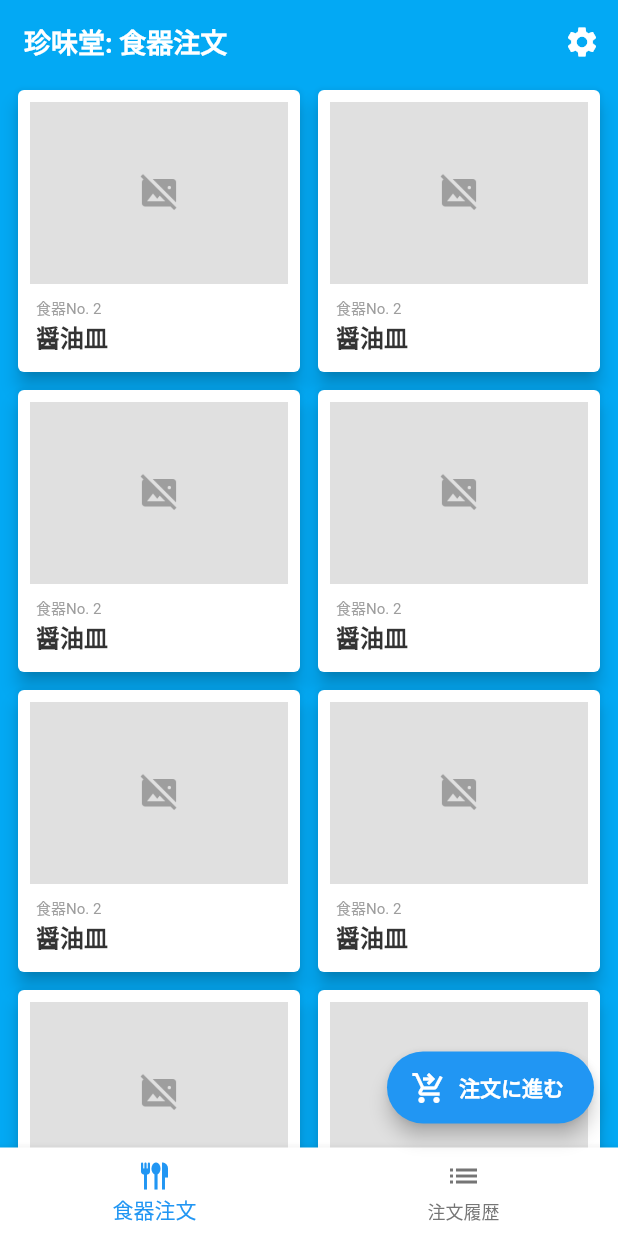
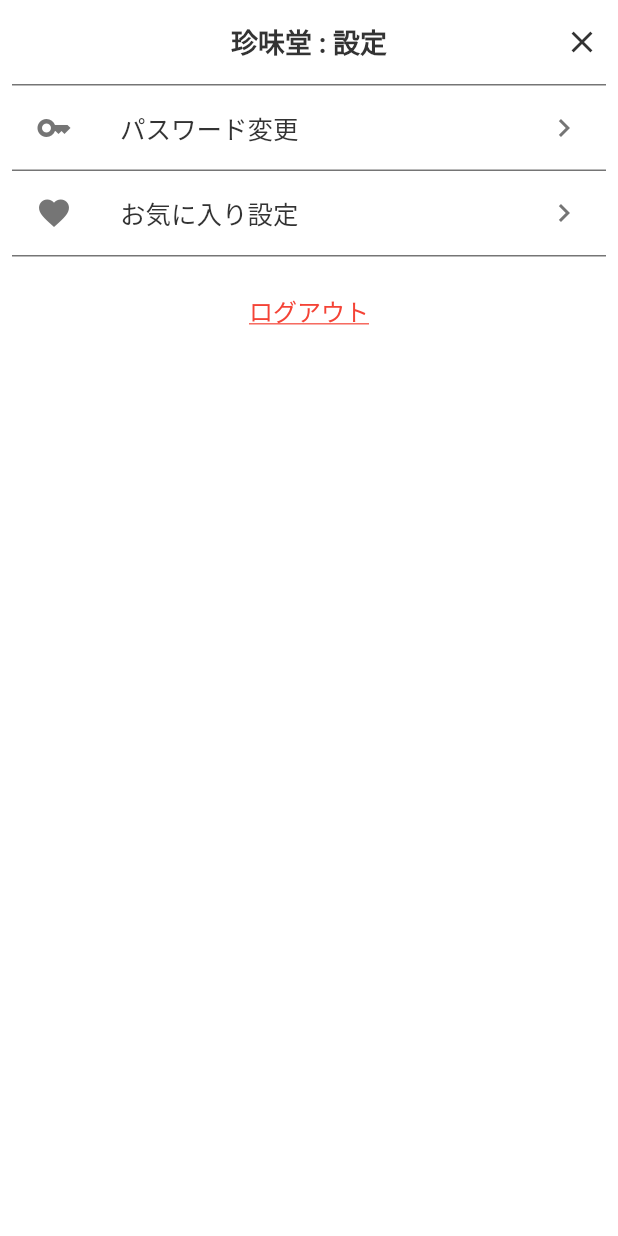
Before and after one commit to agora-creation/hirome_rental_shop_app, a Flutter app: the screen it shows after launch, after a tap on the "settings" icon, on a phone screen of 412 x 824 dp. Run offline on Flutter 3.47's test engine with Material 2 defaults, Android fonts, the light colour scheme and no system bars; our stand-ins replace modal_bottom_sheet, shared_preferences; Roboto replaces fonts that are missing (SourceHanSansJP-Bold, SourceHanSansJP-Regular).

Commit message:
20230706 commit

```diff
--- a/lib/screens/home.dart
+++ b/lib/screens/home.dart
@@ -1,6 +1,8 @@
 import 'package:flutter/material.dart';
+import 'package:hirome_rental_shop_app/common/functions.dart';
 import 'package:hirome_rental_shop_app/screens/history.dart';
 import 'package:hirome_rental_shop_app/screens/order.dart';
+import 'package:hirome_rental_shop_app/screens/settings.dart';
 
 class HomeScreen extends StatefulWidget {
   const HomeScreen({super.key});
@@ -19,20 +21,25 @@ class _HomeScreenState extends State<HomeScreen> {
     return Scaffold(
       appBar: AppBar(
         automaticallyImplyLeading: false,
-        title: Text('珍味堂: ${bodyTitle[currentIndex]}'),
+        title: Text('珍味堂 : ${bodyTitle[currentIndex]}'),
         actions: [
           IconButton(
-            onPressed: () {},
+            onPressed: () => showBottomUpScreen(
+              context,
+              const SettingsScreen(),
+            ),
             icon: const Icon(Icons.settings),
           ),
         ],
       ),
       body: body[currentIndex],
-      floatingActionButton: FloatingActionButton.extended(
-        onPressed: () {},
-        label: const Text('注文に進む'),
-        icon: const Icon(Icons.shopping_cart_checkout),
-      ),
+      floatingActionButton: currentIndex == 0
+          ? FloatingActionButton.extended(
+              onPressed: () {},
+              label: const Text('注文に進む'),
+              icon: const Icon(Icons.shopping_cart_checkout),
+            )
+          : null,
       bottomNavigationBar: BottomNavigationBar(
         currentIndex: currentIndex,
         onTap: (index) {
--- a/lib/screens/order.dart
+++ b/lib/screens/order.dart
@@ -1,5 +1,5 @@
 import 'package:flutter/material.dart';
-import 'package:hirome_rental_shop_app/widgets/custom_product_card.dart';
+import 'package:hirome_rental_shop_app/widgets/product_card.dart';
 
 class OrderScreen extends StatefulWidget {
   const OrderScreen({super.key});
@@ -22,7 +22,7 @@ class _OrderScreenState extends State<OrderScreen> {
       padding: const EdgeInsets.symmetric(horizontal: 8),
       itemCount: 30,
       itemBuilder: (ctx, i) {
-        return const CustomProductCard();
+        return const ProductCard();
       },
     );
   }
--- /dev/null
+++ b/lib/screens/settings.dart
@@ -0,0 +1,64 @@
+import 'package:flutter/material.dart';
+import 'package:flutter/services.dart';
+import 'package:hirome_rental_shop_app/common/style.dart';
+import 'package:hirome_rental_shop_app/widgets/link_text.dart';
+import 'package:hirome_rental_shop_app/widgets/setting_list_tile.dart';
+
+class SettingsScreen extends StatefulWidget {
+  const SettingsScreen({super.key});
+
+  @override
+  State<SettingsScreen> createState() => _SettingsScreenState();
+}
+
+class _SettingsScreenState extends State<SettingsScreen> {
+  @override
+  Widget build(BuildContext context) {
+    return Scaffold(
+      backgroundColor: kWhiteColor,
+      appBar: AppBar(
+        systemOverlayStyle: SystemUiOverlayStyle.dark,
+        automaticallyImplyLeading: false,
+        backgroundColor: kWhiteColor,
+        centerTitle: true,
+        title: const Text(
+          '珍味堂 : 設定',
+          style: TextStyle(color: kBlackColor),
+        ),
+        actions: [
+          IconButton(
+            icon: const Icon(Icons.close, color: kBlackColor),
+            onPressed: () => Navigator.of(context, rootNavigator: true).pop(),
+          ),
+        ],
+      ),
+      body: Padding(
+        padding: const EdgeInsets.symmetric(horizontal: 8),
+        child: Column(
+          crossAxisAlignment: CrossAxisAlignment.start,
+          children: [
+            SettingListTile(
+              iconData: Icons.key,
+              label: 'パスワード変更',
+              topBorder: true,
+              onTap: () {},
+            ),
+            SettingListTile(
+              iconData: Icons.favorite,
+              label: 'お気に入り設定',
+              onTap: () {},
+            ),
+            const SizedBox(height: 24),
+            Center(
+              child: LinkText(
+                label: 'ログアウト',
+                labelColor: kRedColor,
+                onTap: () {},
+              ),
+            ),
+          ],
+        ),
+      ),
+    );
+  }
+}
--- /dev/null
+++ b/lib/widgets/link_text.dart
@@ -0,0 +1,29 @@
+import 'package:flutter/material.dart';
+
+class LinkText extends StatelessWidget {
+  final String label;
+  final Color labelColor;
+  final Function()? onTap;
+
+  const LinkText({
+    required this.label,
+    required this.labelColor,
+    this.onTap,
+    super.key,
+  });
+
+  @override
+  Widget build(BuildContext context) {
+    return GestureDetector(
+      onTap: onTap,
+      child: Text(
+        label,
+        style: TextStyle(
+          color: labelColor,
+          fontSize: 16,
+          decoration: TextDecoration.underline,
+        ),
+      ),
+    );
+  }
+}
--- a/lib/widgets/custom_product_card.dart
+++ b/lib/widgets/product_card.dart
@@ -1,8 +1,8 @@
 import 'package:flutter/material.dart';
 import 'package:hirome_rental_shop_app/common/style.dart';
 
-class CustomProductCard extends StatelessWidget {
-  const CustomProductCard({super.key});
+class ProductCard extends StatelessWidget {
+  const ProductCard({super.key});
 
   @override
   Widget build(BuildContext context) {
--- /dev/null
+++ b/lib/widgets/setting_list_tile.dart
@@ -0,0 +1,42 @@
+import 'package:flutter/material.dart';
+import 'package:hirome_rental_shop_app/common/style.dart';
+
+class SettingListTile extends StatelessWidget {
+  final IconData iconData;
+  final String label;
+  final bool topBorder;
+  final Function()? onTap;
+
+  const SettingListTile({
+    required this.iconData,
+    required this.label,
+    this.topBorder = false,
+    this.onTap,
+    super.key,
+  });
+
+  @override
+  Widget build(BuildContext context) {
+    return Container(
+      decoration: BoxDecoration(
+        border: topBorder
+            ? const Border(
+                top: BorderSide(color: kGrey2Color),
+                bottom: BorderSide(color: kGrey2Color),
+              )
+            : const Border(
+                bottom: BorderSide(color: kGrey2Color),
+              ),
+      ),
+      child: ListTile(
+        leading: Icon(iconData, color: kGrey2Color),
+        title: Text(
+          label,
+          style: const TextStyle(color: kBlackColor),
+        ),
+        trailing: const Icon(Icons.chevron_right, color: kGrey2Color),
+        onTap: onTap,
+      ),
+    );
+  }
+}
--- a/pubspec.yaml
+++ b/pubspec.yaml
@@ -19,6 +19,10 @@ dependencies:
   flutter_spinkit: ^5.2.0
   provider: ^6.0.5
   shared_preferences: ^2.1.2
+  modal_bottom_sheet: ^2.1.2
+
+dependency_overrides:
+  modal_bottom_sheet: ^3.0.0-pre
 
 dev_dependencies:
   flutter_test:
```
Also changed, not shown: lib/common/functions.dart (added, +95 -0 lines), lib/screens/history.dart (+29 -1 lines), lib/widgets/history_list_tile.dart (added, +35 -0 lines), pubspec.lock.
